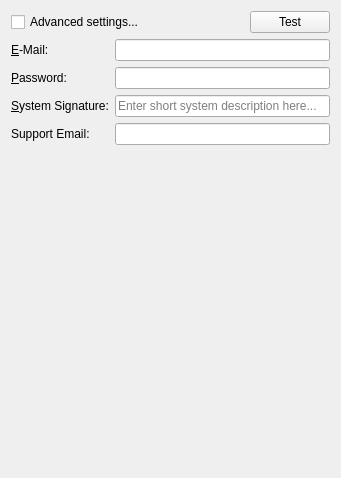
First picture: the form in client/src/ui/widgets/settings/smtp_settings_widget.ui, repository networkoptix/nx_open, before the edit.
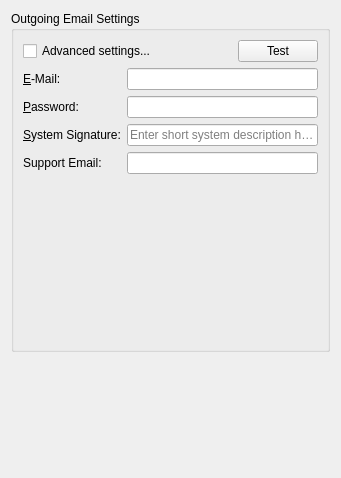
Second picture: the form after the edit.

Commit message:
(Issue #3613) :  Add description to "Email" tab
<==== Mercurial data ====>
Branch: general_system_settings

What changed in the file:
```diff
--- a/client/src/ui/widgets/settings/smtp_settings_widget.ui
+++ b/client/src/ui/widgets/settings/smtp_settings_widget.ui
@@ -13,7 +13,13 @@
   <property name="windowTitle">
    <string/>
   </property>
-  <layout class="QVBoxLayout" name="verticalLayout_3" stretch="0,0,1">
+  <layout class="QVBoxLayout" name="verticalLayout_4">
+   <item>
+    <widget class="QGroupBox" name="groupBox">
+     <property name="title">
+      <string>Outgoing Email Settings</string>
+     </property>
+     <layout class="QVBoxLayout" name="verticalLayout_3">
    <item>
     <widget class="QWidget" name="controlsWidget" native="true">
      <layout class="QHBoxLayout" name="horizontalLayout_2">
@@ -72,6 +78,9 @@
      </property>
      <widget class="QWidget" name="simplePage">
       <layout class="QFormLayout" name="formLayout_3">
+          <property name="fieldGrowthPolicy">
+           <enum>QFormLayout::AllNonFixedFieldsGrow</enum>
+          </property>
        <property name="leftMargin">
         <number>0</number>
        </property>
@@ -507,6 +516,24 @@
        </item>
       </layout>
      </widget>
+       </widget>
+      </item>
+      <item>
+       <spacer name="verticalSpacer_3">
+        <property name="orientation">
+         <enum>Qt::Vertical</enum>
+        </property>
+        <property name="sizeHint" stdset="0">
+         <size>
+          <width>20</width>
+          <height>40</height>
+         </size>
+        </property>
+       </spacer>
+      </item>
+     </layout>
+     <zorder>controlsWidget</zorder>
+     <zorder>stackedWidget</zorder>
     </widget>
    </item>
    <item>
```
Left out of the diff: 10 changed lines with no effect on the pictures. Lines whose indentation alone changed are shown as unchanged.
